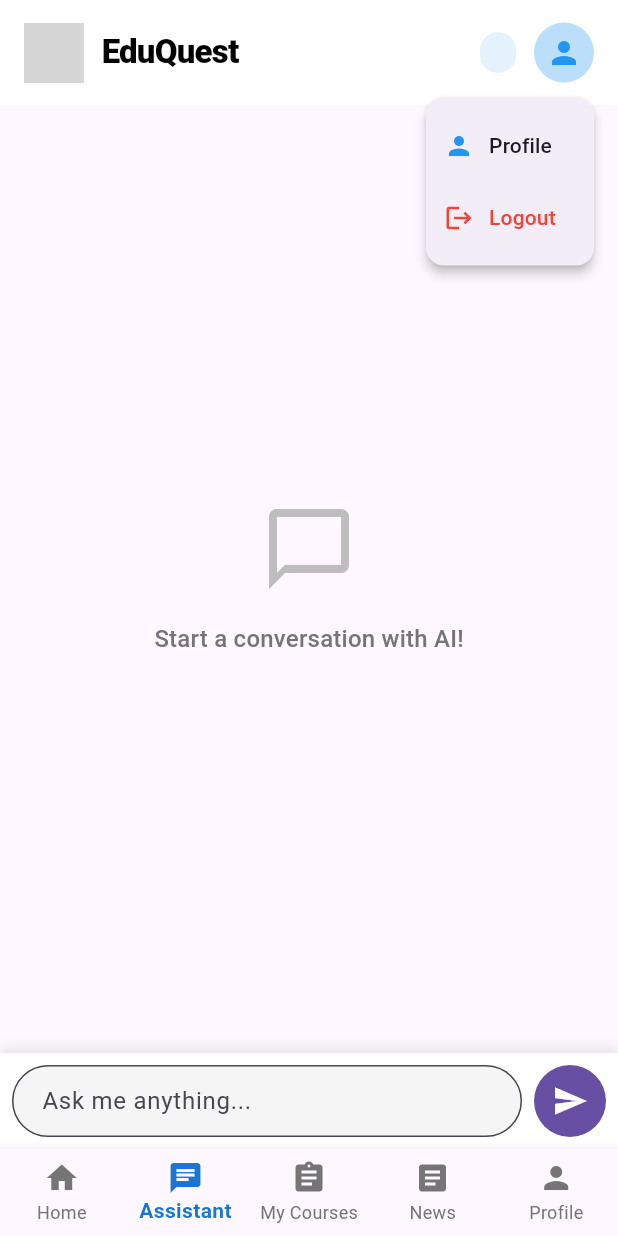
After one commit to AMIROUNI/EduQuestEsay_futter, a Flutter app: the screen it shows once a user with an empty profile is signed in, item 2 of the bottom bar chosen, after a tap on the "person" icon, on a phone screen of 412 x 824 dp. The commit adds this screen. Run offline on Flutter 3.47's test engine with Material 3 defaults, Android fonts, the phone set to English and light mode, and no system bars; our stand-ins replace cloud_firestore, firebase_auth, firebase_core, firebase_storage, google_generative_ai, google_sign_in and 2 more; accounts and stored records are empty; network calls fail; grey boxes are pictures that could not be loaded.

Commit message:
add the aiassent

```diff
--- a/eduquestesay/lib/core/app_router.dart
+++ b/eduquestesay/lib/core/app_router.dart
@@ -8,6 +8,7 @@ import 'package:eduquestesay/presentation/screens/profile_screen.dart';
 import 'package:eduquestesay/presentation/screens/teacher/dashboard_screen.dart';
 import 'package:eduquestesay/presentation/screens/teacher/student_screen.dart';
 import 'package:eduquestesay/presentation/screens/teacher/teacher_courses_screen.dart';
+import 'package:eduquestesay/widgets/gemini_chatbot.dart';
 import 'package:flutter/material.dart';
 import '../presentation/screens/login_screen.dart';
 import '../presentation/screens/register_screen.dart';
@@ -32,9 +33,12 @@ class AppRouter {
   static const String teacherDashboard = "/teacher_dashboard";
   static const String teacherCourses = "/teacher_courses";
   static const  String  teacherStudent = "/teacherStudent";
+  static const String geminiChat = '/gemini-chat';
 
   static Route<dynamic> generateRoute(RouteSettings settings) {
     switch (settings.name) {
+      case geminiChat:
+         return MaterialPageRoute(builder: (_) => const GeminiChatbotScreen());
       case teacherStudent:
           return MaterialPageRoute(builder: (_) =>  StudentScreen());
       case teacherCourses:
--- /dev/null
+++ b/eduquestesay/lib/core/config.dart
@@ -0,0 +1,4 @@
+class AppConfig {
+  static const String geminiApiKey = 'AIzaSyBzD8zk8-BYtfUA_TF2kjuaulmigXMQyHg';
+
+}
--- a/eduquestesay/lib/main.dart
+++ b/eduquestesay/lib/main.dart
@@ -1,9 +1,11 @@
+import 'package:eduquestesay/core/config.dart';
 import 'package:eduquestesay/data/services/teacher_dashboard_service.dart';
 import 'package:eduquestesay/providers/course_provider.dart';
 import 'package:eduquestesay/providers/enrollment_provider.dart';
 import 'package:eduquestesay/providers/lesson_provider.dart';
 import 'package:eduquestesay/providers/news_provider.dart';
 import 'package:eduquestesay/providers/teacher_dashboard_provider.dart';
+import 'package:eduquestesay/providers/chat_provider.dart'; // Add this import
 import 'package:flutter/material.dart';
 import 'package:http/http.dart' as http;
 import 'package:provider/provider.dart';
@@ -16,10 +18,7 @@ import 'presentation/screens/login_screen.dart';
 import 'presentation/screens/home_screen.dart';
 import 'data/models/user_model.dart';
 
-
 import 'package:google_sign_in/google_sign_in.dart';
-
-
 
 void main() async {
   WidgetsFlutterBinding.ensureInitialized();
@@ -37,20 +36,25 @@ class MyApp extends StatelessWidget {
         ChangeNotifierProvider(create: (_) => AuthProvider()),
         ChangeNotifierProvider(create: (_) => CourseProvider()),
         ChangeNotifierProvider(create: (_) => NewsProvider()),
-        ChangeNotifierProvider(create: (_)=> LessonProvider()),
+        ChangeNotifierProvider(create: (_) => LessonProvider()),
         ChangeNotifierProvider(create: (context) => EnrollmentProvider()),
-          ChangeNotifierProvider(
-    create: (context) => TeacherDashboardProvider(
-      service: TeacherDashboardService(client: http.Client()),
-    ),)
-
+        ChangeNotifierProvider(
+          create: (context) => TeacherDashboardProvider(
+            service: TeacherDashboardService(client: http.Client()),
+          ),
+        ),
+        // Add Gemini Chat Provider
+        ChangeNotifierProvider(
+          create: (_) => GeminiChatProvider(
+            apiKey: AppConfig.geminiApiKey, // Replace with your actual API key
+          ),
+        ),
       ],
       child: MaterialApp(
         debugShowCheckedModeBanner: false,
         title: 'E-Learning Auth',
         initialRoute: AppRouter.authWrapper,
         onGenerateRoute: AppRouter.generateRoute,
-
       ),
     );
   }
@@ -64,7 +68,7 @@ class AuthWrapper extends StatelessWidget {
     final authProvider = Provider.of<AuthProvider>(context, listen: false);
 
     return StreamBuilder<firebase_auth.User?>(
-      stream:   authProvider.userStream,
+      stream: authProvider.userStream,
       builder: (context, snapshot) {
         if (snapshot.connectionState == ConnectionState.waiting) {
           return const Scaffold(
--- /dev/null
+++ b/eduquestesay/lib/providers/chat_provider.dart
@@ -0,0 +1,72 @@
+import 'package:flutter/material.dart';
+import 'package:google_generative_ai/google_generative_ai.dart';
+
+class ChatMessage {
+  final String text;
+  final bool isUser;
+  final bool isError;
+  final DateTime timestamp;
+
+  ChatMessage({
+    required this.text,
+    required this.isUser,
+    this.isError = false,
+    DateTime? timestamp,
+  }) : timestamp = timestamp ?? DateTime.now();
+}
+
+class GeminiChatProvider extends ChangeNotifier {
+  final String apiKey;
+  late final GenerativeModel _model;
+  late final ChatSession _chat;
+
+  final List<ChatMessage> _messages = [];
+  bool _isLoading = false;
+
+  GeminiChatProvider({required this.apiKey}) {
+    _model = GenerativeModel(
+      model: 'gemini-2.0-flash-exp',
+      apiKey: apiKey,
+    );
+    _chat = _model.startChat();
+  }
+
+  List<ChatMessage> get messages => List.unmodifiable(_messages);
+  bool get isLoading => _isLoading;
+
+  Future<void> sendMessage(String text) async {
+    if (text.trim().isEmpty) return;
+
+    _messages.add(ChatMessage(text: text, isUser: true));
+    _isLoading = true;
+    notifyListeners();
+
+    try {
+      final response = await _chat.sendMessage(Content.text(text));
+      final responseText = response.text ?? 'No response';
+
+      _messages.add(ChatMessage(text: responseText, isUser: false));
+    } catch (e) {
+      _messages.add(ChatMessage(
+        text: 'Error: ${e.toString()}',
+        isUser: false,
+        isError: true,
+      ));
+    } finally {
+      _isLoading = false;
+      notifyListeners();
+    }
+  }
+
+  void clearChat() {
+    _messages.clear();
+    _chat = _model.startChat();
+    notifyListeners();
+  }
+
+  @override
+  void dispose() {
+    _messages.clear();
+    super.dispose();
+  }
+}
--- a/eduquestesay/lib/providers/course_provider.dart
+++ b/eduquestesay/lib/providers/course_provider.dart
@@ -38,7 +38,7 @@ class CourseProvider with ChangeNotifier {
   bool get hasEnrolledError => _enrolledError.isNotEmpty;
   bool get hasTeacherCoursesError => _teacherCoursesError.isNotEmpty;
 
-  // 🔹 Get all courses
+  //  Get all courses
   Future<void> fetchCourses() async {
     _isLoading = true;
     _error = '';
@@ -47,17 +47,17 @@ class CourseProvider with ChangeNotifier {
     try {
       _courses = await _courseService.fetchCourses();
       _filteredCourses = [];
-      print("✅ Loaded ${_courses.length} courses in provider");
+      print(" Loaded ${_courses.length} courses in provider");
     } catch (e) {
       _error = e.toString();
-      print("❌ Error in provider: $e");
+      print(" Error in provider: $e");
     } finally {
       _isLoading = false;
       notifyListeners();
     }
   }
 
-  // 🔹 Get course by ID
+  //  Get course by ID
   Future<void> fetchCourseById(int id) async {
     _isLoading = true;
     _error = '';
@@ -70,14 +70,14 @@ class CourseProvider with ChangeNotifier {
       }
     } catch (e) {
       _error = e.toString();
-      print("❌ Error fetching course by ID: $e");
+      print(" Error fetching course by ID: $e");
     } finally {
       _isLoading = false;
       notifyListeners();
     }
   }
 
-  // 🔹 Create new course
+  //  Create new course
   Future<bool> createCourse(Course course) async {
     _isLoading = true;
     _error = '';
@@ -86,11 +86,11 @@ class CourseProvider with ChangeNotifier {
     try {
       final createdCourse = await _courseService.createCourse(course);
       _courses.add(createdCourse);
-      print("✅ Course added to local list: ${createdCourse.title}");
+      print(" Course added to local list: ${createdCourse.title}");
       return true;
     } catch (e) {
       _error = e.toString();
-      print("❌ Error creating course in provider: $e");
+      print(" Error creating course in provider: $e");
       return false;
     } finally {
       _isLoading = false;
@@ -98,7 +98,7 @@ class CourseProvider with ChangeNotifier {
     }
   }
 
-  // 🔹 Update course
+  //  Update course
   Future<bool> updateCourse(Course course) async {
     _isLoading = true;
     _error = '';
@@ -110,11 +110,11 @@ class CourseProvider with ChangeNotifier {
       if (index != -1) {
         _courses[index] = updatedCourse;
       }
-      print("✅ Course updated in local list: ${updatedCourse.title}");
+      print(" Course updated in local list: ${updatedCourse.title}");
       return true;
     } catch (e) {
       _error = e.toString();
-      print("❌ Error updating course in provider: $e");
+      print(" Error updating course in provider: $e");
       return false;
     } finally {
       _isLoading = false;
@@ -122,7 +122,7 @@ class CourseProvider with ChangeNotifier {
     }
   }
 
-  // 🔹 Delete course
+  //  Delete course
   Future<bool> deleteCourse(String courseId) async {
     _isLoading = true;
     _error = '';
@@ -132,11 +132,11 @@ class CourseProvider with ChangeNotifier {
       await _courseService.deleteCourse(courseId);
       _courses.removeWhere((course) => course.id == courseId);
       _teacherCourses.removeWhere((course) => course.id == courseId);
-      print("✅ Course deleted from local list: $courseId");
+      print(" Course deleted from local list: $courseId");
       return true;
     } catch (e) {
       _error = e.toString();
-      print("❌ Error deleting course in provider: $e");
+      print(" Error deleting course in provider: $e");
       return false;
     } finally {
       _isLoading = false;
@@ -144,7 +144,7 @@ class CourseProvider with ChangeNotifier {
     }
   }
 
-  // 🔹 Get courses by category
+  //  Get courses by category
   Future<void> fetchCoursesByCategory(String category) async {
     _isLoading = true;
     _error = '';
@@ -153,17 +153,17 @@ class CourseProvider with ChangeNotifier {
     try {
       _courses = await _courseService.getCoursesByCategory(category);
       _filteredCourses = [];
-      print("✅ Loaded ${_courses.length} courses in category: $category");
+      print(" Loaded ${_courses.length} courses in category: $category");
     } catch (e) {
       _error = e.toString();
-      print("❌ Error fetching courses by category: $e");
+      print(" Error fetching courses by category: $e");
     } finally {
       _isLoading = false;
       notifyListeners();
     }
   }
 
-  // 🔹 Get courses by level
+  //  Get courses by level
   Future<void> fetchCoursesByLevel(String level) async {
     _isLoading = true;
     _error = '';
@@ -172,17 +172,17 @@ class CourseProvider with ChangeNotifier {
     try {
       _courses = await _courseService.getCoursesByLevel(level);
       _filteredCourses = [];
-      print("✅ Loaded ${_courses.length} courses with level: $level");
+      print(" Loaded ${_courses.length} courses with level: $level");
     } catch (e) {
       _error = e.toString();
-      print("❌ Error fetching courses by level: $e");
+      print(" Error fetching courses by level: $e");
     } finally {
       _isLoading = false;
       notifyListeners();
     }
   }
 
-  // 🔹 Get courses by teacher
+  //  Get courses by teacher
   Future<void> fetchCoursesByTeacher(String teacherEmail) async {
     _isLoadingTeacherCourses = true;
     _teacherCoursesError = '';
@@ -190,17 +190,17 @@ class CourseProvider with ChangeNotifier {
 
     try {
       _teacherCourses = await _courseService.getCoursesByTeacher(teacherEmail);
-      print("✅ Loaded ${_teacherCourses.length} courses for teacher: $teacherEmail");
+      print(" Loaded ${_teacherCourses.length} courses for teacher: $teacherEmail");
     } catch (e) {
       _teacherCoursesError = e.toString();
-      print("❌ Error fetching teacher courses: $e");
+      print(" Error fetching teacher courses: $e");
     } finally {
       _isLoadingTeacherCourses = false;
       notifyListeners();
     }
   }
 
-  // 🔹 Search courses by title
+  //  Search courses by title
   Future<void> searchCourses(String title) async {
     _isLoading = true;
     _error = '';
@@ -211,11 +211,11 @@ class CourseProvider with ChangeNotifier {
         _filteredCourses = [];
       } else {
         _filteredCourses = await _courseService.searchCourses(title);
-        print("✅ Found ${_filteredCourses.length} courses matching: $title");
+        print(" Found ${_filteredCourses.length} courses matching: $title");
       }
     } catch (e) {
       _error = e.toString();
-      print("❌ Error searching courses: $e");
+      print(" Error searching courses: $e");
 
       // Fallback to local search if API fails
       _filteredCourses = _courses.where((course) {
@@ -230,7 +230,7 @@ class CourseProvider with ChangeNotifier {
     }
   }
 
-  // 🔹 Get enrolled courses for a student
+  //  Get enrolled courses for a student
   Future<void> fetchEnrolledCourses(String studentEmail) async {
     _isLoadingEnrolled = true;
     _enrolledError = '';
@@ -238,10 +238,10 @@ class CourseProvider with ChangeNotifier {
 
     try {
       _enrolledCourses = await _courseService.fetchEnrolledCourses(studentEmail);
-      print("✅ Loaded ${_enrolledCourses.length} enrolled courses in provider");
+      print(" Loaded ${_enrolledCourses.length} enrolled courses in provider");
     } catch (e) {
       _enrolledError = e.toString();
-      print("❌ Error fetching enrolled courses in provider: $e");
+      print(" Error fetching enrolled courses in provider: $e");
     } finally {
       _isLoadingEnrolled = false;
       notifyListeners();
--- a/eduquestesay/lib/utils/tab_navigation_handler.dart
+++ b/eduquestesay/lib/utils/tab_navigation_handler.dart
@@ -38,7 +38,7 @@ class TabNavigationHandler {
       case 0:
         return AppRouter.home;
       case 1:
-        return AppRouter.home;
+        return AppRouter.geminiChat;
       case 2:
         return AppRouter.mycourses;
       case 3:
@@ -55,7 +55,7 @@ class TabNavigationHandler {
       case 0:
         return AppRouter.home;
       case 1:
-        return AppRouter.home;
+        return AppRouter.geminiChat;
       case 2:
         return AppRouter.teacherStudent;
       case 3:
--- /dev/null
+++ b/eduquestesay/lib/widgets/gemini_chatbot.dart
@@ -0,0 +1,281 @@
+import 'package:eduquestesay/utils/app_bar.dart';
+import 'package:eduquestesay/utils/tab_navigation_handler.dart';
+import 'package:eduquestesay/widgets/role_based_tabs.dart';
+import 'package:flutter/material.dart';
+import 'package:provider/provider.dart';
+import 'package:eduquestesay/providers/chat_provider.dart';
+
+class GeminiChatbotScreen extends StatefulWidget {
+  const GeminiChatbotScreen({super.key});
+
+  @override
+  State<GeminiChatbotScreen> createState() => _GeminiChatbotScreenState();
+}
+
+class _GeminiChatbotScreenState extends State<GeminiChatbotScreen> {
+  int _currentTabIndex = 1;
+
+  @override
+  Widget build(BuildContext context) {
+    return Scaffold(
+      appBar: buildAppBar(context),
+      body: const Column(
+        children: [
+          Expanded(child: _MessageList()),
+          _LoadingIndicator(),
+          _InputArea(),
+        ],
+      ),
+      bottomNavigationBar: RoleBasedTabs(
+        currentIndex: _currentTabIndex,
+        onTabChanged: (index) {
+          setState(() {
+            _currentTabIndex = index;
+          });
+          TabNavigationHandler.handleTabChange(context, index);
+        },
+      ),
+    );
+  }
+
+  void _showClearChatDialog(BuildContext context) {
+    showDialog(
+      context: context,
+      builder: (BuildContext dialogContext) {
+        return AlertDialog(
+          title: const Text('Clear Chat'),
+          content: const Text('Are you sure you want to clear all messages?'),
+          actions: [
+            TextButton(
+              onPressed: () => Navigator.of(dialogContext).pop(),
+              child: const Text('Cancel'),
+            ),
+            TextButton(
+              onPressed: () {
+                context.read<GeminiChatProvider>().clearChat();
+                Navigator.of(dialogContext).pop();
+              },
+              child: const Text('Clear'),
+            ),
+          ],
+        );
+      },
+    );
+  }
+}
+
+class _MessageList extends StatelessWidget {
+  const _MessageList();
+
+  @override
+  Widget build(BuildContext context) {
+    final messages = context.watch<GeminiChatProvider>().messages;
+
+    if (messages.isEmpty) {
+      return Center(
+        child: Column(
+          mainAxisAlignment: MainAxisAlignment.center,
+          children: [
+            Icon(
+              Icons.chat_bubble_outline,
+              size: 64,
+              color: Colors.grey[400],
+            ),
+            const SizedBox(height: 16),
+            Text(
+              'Start a conversation with AI!',
+              style: Theme.of(context).textTheme.titleMedium?.copyWith(
+                    color: Colors.grey[600],
+                  ),
+            ),
+          ],
+        ),
+      );
+    }
+
+    return ListView.builder(
+      padding: const EdgeInsets.all(16),
+      itemCount: messages.length,
+      itemBuilder: (context, index) {
+        return _MessageBubble(message: messages[index]);
+      },
+    );
+  }
+}
+
+class _LoadingIndicator extends StatelessWidget {
+  const _LoadingIndicator();
+
+  @override
+  Widget build(BuildContext context) {
+    final isLoading = context.watch<GeminiChatProvider>().isLoading;
+
+    if (!isLoading) return const SizedBox.shrink();
+
+    return Padding(
+      padding: const EdgeInsets.all(8.0),
+      child: Row(
+        children: [
+          const SizedBox(width: 16),
+          SizedBox(
+            width: 20,
+            height: 20,
+            child: CircularProgressIndicator(
+              strokeWidth: 2,
+              color: Theme.of(context).colorScheme.primary,
+            ),
+          ),
+          const SizedBox(width: 12),
+          Text(
+            'AI is thinking...',
+            style: TextStyle(
+              color: Colors.grey[600],
+              fontSize: 14,
+            ),
+          ),
+        ],
+      ),
+    );
+  }
+}
+
+class _InputArea extends StatefulWidget {
+  const _InputArea();
+
+  @override
+  State<_InputArea> createState() => _InputAreaState();
+}
+
+class _InputAreaState extends State<_InputArea> {
+  final TextEditingController _controller = TextEditingController();
+
+  @override
+  void dispose() {
+    _controller.dispose();
+    super.dispose();
+  }
+
+  void _handleSendMessage(BuildContext context) {
+    final text = _controller.text.trim();
+    if (text.isEmpty) return;
+
+    context.read<GeminiChatProvider>().sendMessage(text);
+    _controller.clear();
+  }
+
+  @override
+  Widget build(BuildContext context) {
+    final isLoading = context.watch<GeminiChatProvider>().isLoading;
+
+    return Container(
+      decoration: BoxDecoration(
+        color: Colors.white,
+        boxShadow: [
+          BoxShadow(
+            color: Colors.grey.withOpacity(0.2),
+            spreadRadius: 1,
+            blurRadius: 5,
+            offset: const Offset(0, -3),
+          ),
+        ],
+      ),
+      child: SafeArea(
+        child: Padding(
+          padding: const EdgeInsets.all(8.0),
+          child: Row(
+            children: [
+              Expanded(
+                child: TextField(
+                  controller: _controller,
+                  decoration: InputDecoration(
+                    hintText: 'Ask me anything...',
+                    border: OutlineInputBorder(
+                      borderRadius: BorderRadius.circular(24),
+                    ),
+                    contentPadding: const EdgeInsets.symmetric(
+                      horizontal: 16,
+                      vertical: 12,
+                    ),
+                    filled: true,
+                    fillColor: Colors.grey[100],
+                  ),
+                  maxLines: null,
+                  textInputAction: TextInputAction.send,
+                  enabled: !isLoading,
+                  onSubmitted: isLoading ? null : (_) => _handleSendMessage(context),
+                ),
+              ),
+              const SizedBox(width: 8),
+              Container(
+                decoration: BoxDecoration(
+                  color: isLoading
+                      ? Colors.grey[300]
+                      : Theme.of(context).colorScheme.primary,
+                  shape: BoxShape.circle,
+                ),
+                child: IconButton(
+                  icon: const Icon(Icons.send, color: Colors.white),
+                  onPressed: isLoading ? null : () => _handleSendMessage(context),
+                ),
+              ),
+            ],
+          ),
+        ),
+      ),
+    );
+  }
+}
+
+class _MessageBubble extends StatelessWidget {
+  final ChatMessage message;
+
+  const _MessageBubble({required this.message});
+
+  @override
+  Widget build(BuildContext context) {
+    return Align(
+      alignment: message.isUser ? Alignment.centerRight : Alignment.centerLeft,
+      child: Container(
+        margin: const EdgeInsets.only(bottom: 12),
+        padding: const EdgeInsets.symmetric(horizontal: 16, vertical: 10),
+        constraints: BoxConstraints(
+          maxWidth: MediaQuery.of(context).size.width * 0.75,
+        ),
+        decoration: BoxDecoration(
+          color: message.isError
+              ? Colors.red.shade100
+              : message.isUser
+                  ? Theme.of(context).colorScheme.primary
+                  : Colors.grey.shade200,
+          borderRadius: BorderRadius.circular(16),
+        ),
+        child: Column(
+          crossAxisAlignment: CrossAxisAlignment.start,
+          children: [
+            Text(
+              message.text,
+              style: TextStyle(
+                color: message.isUser ? Colors.white : Colors.black87,
+                fontSize: 16,
+              ),
+            ),
+            const SizedBox(height: 4),
+            Text(
+              _formatTime(message.timestamp),
+              style: TextStyle(
+                color: message.isUser ? Colors.white70 : Colors.grey[600],
+                fontSize: 11,
+              ),
+            ),
+          ],
+        ),
+      ),
+    );
+  }
+
+  String _formatTime(DateTime time) {
+    final hour = time.hour.toString().padLeft(2, '0');
+    final minute = time.minute.toString().padLeft(2, '0');
+    return '$hour:$minute';
+  }
+}
--- a/eduquestesay/lib/widgets/role_based_tabs.dart
+++ b/eduquestesay/lib/widgets/role_based_tabs.dart
@@ -50,7 +50,7 @@ class RoleBasedTabs extends StatelessWidget {
   List<BottomNavigationBarItem> _studentTabs() {
     return const [
       BottomNavigationBarItem(icon: Icon(Icons.home), label: 'Home'),
-      BottomNavigationBarItem(icon: Icon(Icons.school), label: 'Courses'),
+      BottomNavigationBarItem(icon: Icon(Icons.chat), label: 'Assistant'),
       BottomNavigationBarItem(icon: Icon(Icons.assignment), label: 'My Courses'),
       BottomNavigationBarItem(icon: Icon(Icons.article), label: 'News'),
       BottomNavigationBarItem(icon: Icon(Icons.person), label: 'Profile'),
@@ -60,7 +60,7 @@ class RoleBasedTabs extends StatelessWidget {
   List<BottomNavigationBarItem> _teacherTabs() {
     return const [
       BottomNavigationBarItem(icon: Icon(Icons.home), label: 'Home'),
-      BottomNavigationBarItem(icon: Icon(Icons.school), label: 'Courses'),
+      BottomNavigationBarItem(icon: Icon(Icons.chat), label: 'Assistant'),
       BottomNavigationBarItem(icon: Icon(Icons.group), label: 'Students'),
       BottomNavigationBarItem(icon: Icon(Icons.analytics), label: 'Analytics'),
       BottomNavigationBarItem(icon: Icon(Icons.school), label: 'My Courses'),
--- a/eduquestesay/pubspec.yaml
+++ b/eduquestesay/pubspec.yaml
@@ -49,6 +49,9 @@ dependencies:
 dev_dependencies:
   flutter_test:
     sdk: flutter
+  google_generative_ai: ^0.4.4
+  flutter_dotenv: ^5.1.0
+
 
   # The "flutter_lints" package below contains a set of recommended lints to
   # encourage good coding practices. The lint set provided by the package is
```
Also changed, not shown: eduquestesay/lib/data/services/GeminiService.dart (added, +19 -0 lines), eduquestesay/pubspec.lock, 1 other file.
